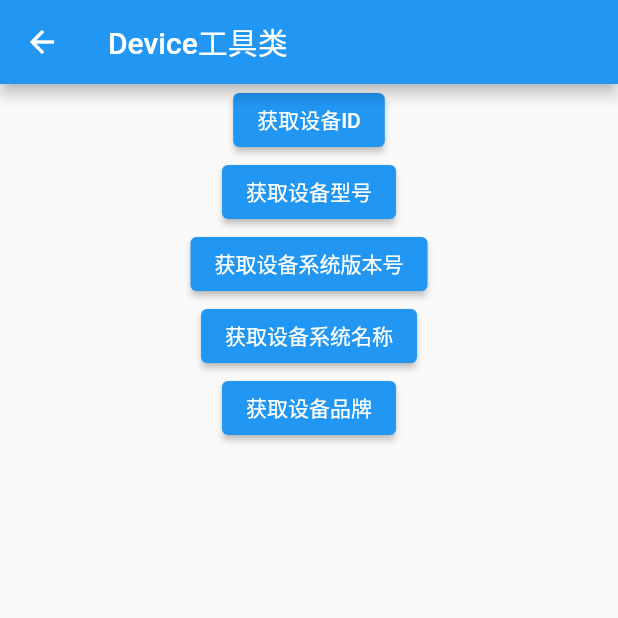
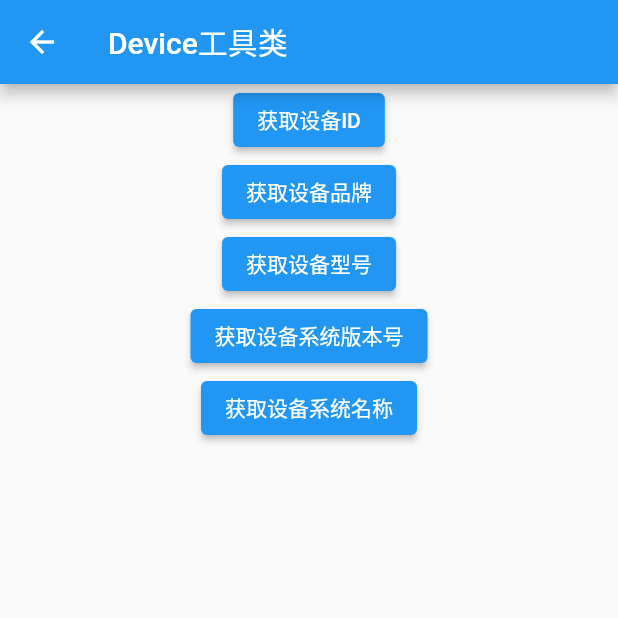
Before and after one commit to Fitem/flutter_util_code, a Flutter app: the DevicePage screen opened by its route, on a phone screen of 412 x 824 dp, the top half of it. Run offline on Flutter 3.47's test engine with Material 2 defaults, Android fonts, the phone set to English and light mode, and no system bars; our stand-ins replace device_info_plus, fluttertoast, get, package_info_plus, shared_preferences; missing offline and left inert: android_id; accounts and stored records are empty.

Commit message:
feat: 更新DeviceUtils工具类

```diff
--- a/example/lib/function/device_page.dart
+++ b/example/lib/function/device_page.dart
@@ -20,11 +20,11 @@ class DevicePage extends StatelessWidget {
         height: double.infinity,
         child: Column(
           children: [
-            ElevatedButton(onPressed: () async => addContent('getDeviceId: ${await DeviceUtils.getDeviceId()}'), child: const Text('获取设备ID')),
-            ElevatedButton(onPressed: () async => addContent('getModel: ${await DeviceUtils.getModel()}'), child: const Text('获取设备型号')),
-            ElevatedButton(onPressed: () async => addContent('getSystemVersion: ${await DeviceUtils.getSystemVersion()}'), child: const Text('获取设备系统版本号')),
-            ElevatedButton(onPressed: () async => addContent('getSystemName: ${await DeviceUtils.getSystemName()}'), child: const Text('获取设备系统名称')),
-            ElevatedButton(onPressed: () async => addContent('getBrand: ${await DeviceUtils.getBrand()}'), child: const Text('获取设备品牌')),
+            ElevatedButton(onPressed: () async => addContent('设备唯一ID: ${await DeviceUtils.getDeviceId()}'), child: const Text('获取设备ID')),
+            ElevatedButton(onPressed: () async => addContent('品牌: ${await DeviceUtils.getBrand()}'), child: const Text('获取设备品牌')),
+            ElevatedButton(onPressed: () async => addContent('设备型号: ${await DeviceUtils.getModel()}'), child: const Text('获取设备型号')),
+            ElevatedButton(onPressed: () async => addContent('系统版本: ${await DeviceUtils.getSystemVersion()}'), child: const Text('获取设备系统版本号')),
+            ElevatedButton(onPressed: () async => addContent('版本名称: ${await DeviceUtils.getSystemName()}'), child: const Text('获取设备系统名称')),
             const Spacer(),
             Expanded(
                 flex: 2,
--- a/lib/device_utils.dart
+++ b/lib/device_utils.dart
@@ -54,7 +54,7 @@ class DeviceUtils {
     return deviceData['model'] ?? '';
   }
 
-  /// 获取设备系统版本号
+  /// 获取操作系统版本号
   static Future<String> getSystemVersion() async {
     Map<String, dynamic> deviceData = await getDeviceData();
     if (kIsWeb) {
```
